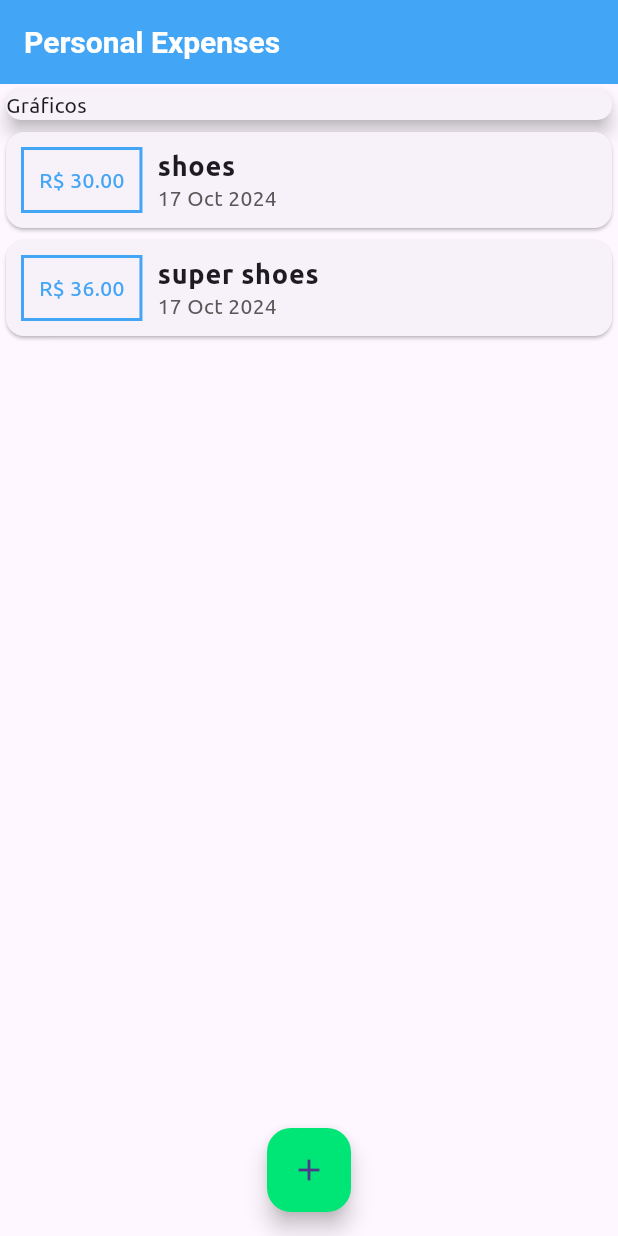
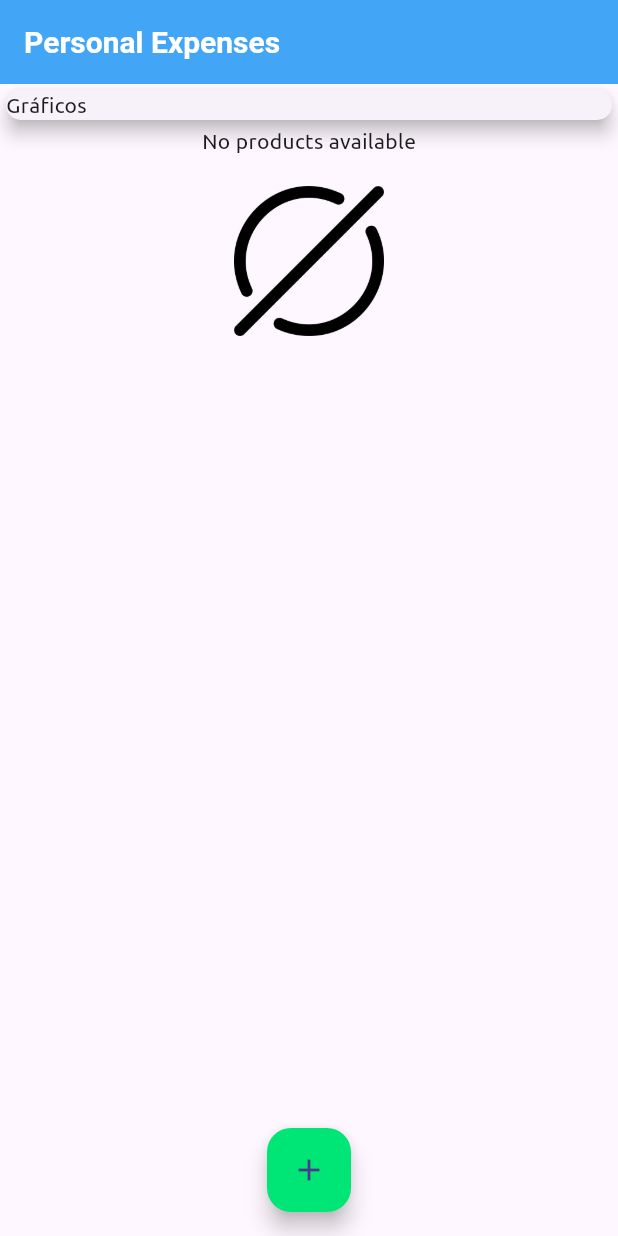
Before and after one commit to Logout-Game-Studio/personal_expenses, a Flutter app: the screen it shows after launch, on a phone screen of 412 x 824 dp. Run offline on Flutter 3.47's test engine with Material 3 defaults, Android fonts, the phone set to English and light mode, and no system bars; project files that could hold a hidden picture were left out.

Commit message:
added warning when list is empty

```diff
--- a/lib/components/transaction_list.dart
+++ b/lib/components/transaction_list.dart
@@ -11,7 +11,8 @@ class TransactionList extends StatelessWidget {
   Widget build(BuildContext context) {
     return Container(
         height: 300,
-      child: ListView.builder(
+        child: transactions.isNotEmpty
+            ? ListView.builder(
                 itemCount: transactions.length,
                 itemBuilder: (ctx, idx) {
                   var t = transactions[idx];
@@ -31,7 +32,8 @@ class TransactionList extends StatelessWidget {
                             padding: EdgeInsets.all(10),
                             child: Text(
                               "R\$ ${t.value.toStringAsFixed(2)}",
-                        style: TextStyle(color: Theme.of(ctx).primaryColor),
+                              style:
+                                  TextStyle(color: Theme.of(ctx).primaryColor),
                             )),
                         Column(
                           crossAxisAlignment: CrossAxisAlignment.start,
@@ -51,7 +53,21 @@ class TransactionList extends StatelessWidget {
                       ],
                     ),
                   );
-          }),
-    );
+                })
+            : Column(
+                children: [
+                  Text("No products available"),
+                  SizedBox(
+                    height: 20,
+                  ),
+                  Container(
+                    height: 100,
+                    child: Image.asset(
+                      "assets/images/conjunto-vazio.png",
+                      fit: BoxFit.cover,
+                    ),
+                  ),
+                ],
+              ));
   }
 }
--- a/lib/main.dart
+++ b/lib/main.dart
@@ -41,19 +41,19 @@
 }
 
 class _HomePageState extends State<HomePage> {
-  final _transactions = [
-    Transaction(
-      id: "t1",
-      title: "shoes",
-      value: 30.0,
-      date: DateTime.now(),
-    ),
-    Transaction(
-      id: "t2",
-      title: "super shoes",
-      value: 36.0,
-      date: DateTime.now(),
-    ),
+  final List<Transaction> _transactions = [
+    // Transaction(
+    //   id: "t1",
+    //   title: "shoes",
+    //   value: 30.0,
+    //   date: DateTime.now(),
+    // ),
+    // Transaction(
+    //   id: "t2",
+    //   title: "super shoes",
+    //   value: 36.0,
+    //   date: DateTime.now(),
+    // ),
   ];
 
   void _AddTransaction(String tittle, double value) {
--- a/pubspec.yaml
+++ b/pubspec.yaml
@@ -60,9 +60,8 @@ flutter:
   uses-material-design: true
 
   # To add assets to your application, add an assets section, like this:
-  # assets:
-  #   - images/a_dot_burr.jpeg
-  #   - images/a_dot_ham.jpeg
+  assets:
+    - assets/images/conjunto-vazio.png
 
   # An image asset can refer to one or more resolution-specific "variants", see
   # https://flutter.dev/assets-and-images/#resolution-aware
```
Also changed, not shown: assets/images/conjunto-vazio.png (added). Lines whose indentation alone changed are shown as unchanged.
